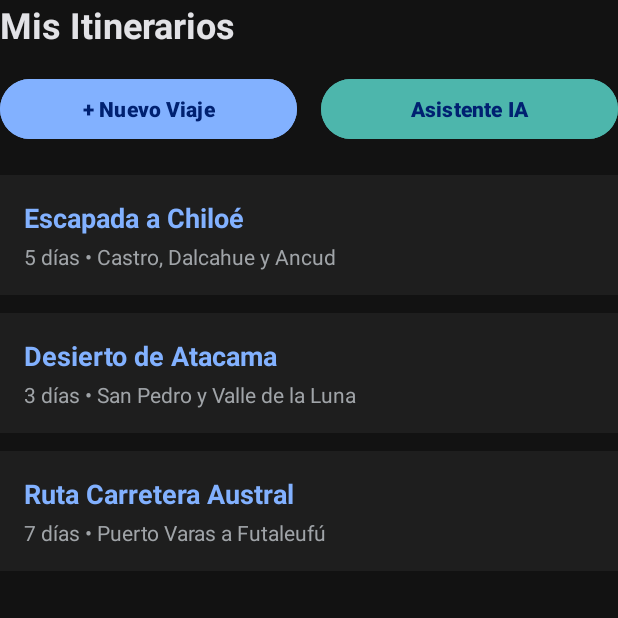
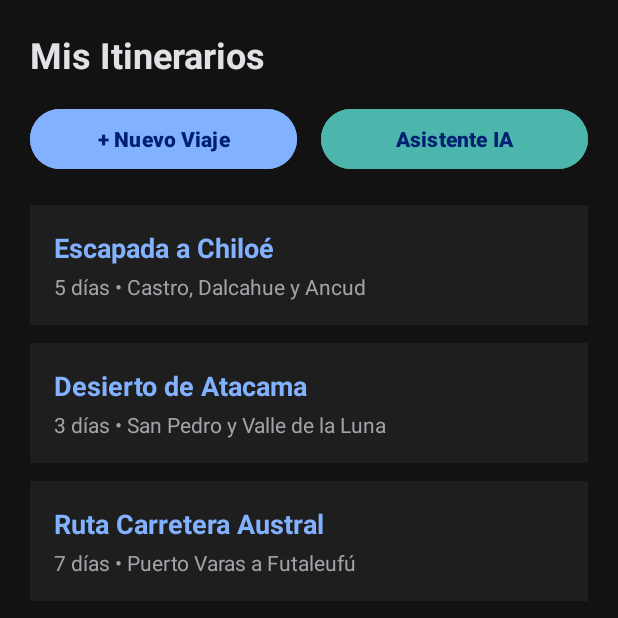
Before and after one commit to LilianLabbe/Itinerario_de_viaje, an Android app: the ListaActivity screen opened directly, with no data from a screen before it, on a phone screen of 412 x 824 dp, the top half of it. Run offline under Robolectric (Android 15) with nearby library versions, the phone set to English and light mode, and no system bars.

Commit message:
Version final funcional con navegacion entre pantallas

```diff
--- a/app/src/main/java/com/example/itinerario_de_viaje/ListaActivity.kt
+++ b/app/src/main/java/com/example/itinerario_de_viaje/ListaActivity.kt
@@ -1,20 +1,30 @@
 package com.example.itinerario_de_viaje
 
+import android.content.Intent
 import android.os.Bundle
-import androidx.activity.enableEdgeToEdge
+import android.view.View
+import android.widget.Button
 import androidx.appcompat.app.AppCompatActivity
-import androidx.core.view.ViewCompat
-import androidx.core.view.WindowInsetsCompat
 
 class ListaActivity : AppCompatActivity() {
     override fun onCreate(savedInstanceState: Bundle?) {
         super.onCreate(savedInstanceState)
-        enableEdgeToEdge()
         setContentView(R.layout.activity_lista)
-        ViewCompat.setOnApplyWindowInsetsListener(findViewById(R.id.main)) { v, insets ->
-            val systemBars = insets.getInsets(WindowInsetsCompat.Type.systemBars())
-            v.setPadding(systemBars.left, systemBars.top, systemBars.right, systemBars.bottom)
-            insets
+
+        val btnNuevoViaje = findViewById<Button>(R.id.btnNuevoViaje)
+        val btnAsistenteIa = findViewById<Button>(R.id.btnAsistenteIa)
+        val cardViaje1 = findViewById<View>(R.id.cardViaje1)
+
+        btnNuevoViaje?.setOnClickListener {
+            startActivity(Intent(this, AgregarActivity::class.java))
+        }
+
+        btnAsistenteIa?.setOnClickListener {
+            startActivity(Intent(this, IaActivity::class.java))
+        }
+
+        cardViaje1?.setOnClickListener {
+            startActivity(Intent(this, DetalleActivity::class.java))
         }
     }
 }
```
Also changed, not shown: app/src/main/java/com/example/itinerario_de_viaje/AgregarActivity.kt (+20 -8 lines), app/src/main/java/com/example/itinerario_de_viaje/DetalleActivity.kt (+18 -8 lines), app/src/main/java/com/example/itinerario_de_viaje/IaActivity.kt (+8 -8 lines), app/src/main/java/com/example/itinerario_de_viaje/MainActivity.kt (+14 -8 lines), app/src/main/java/com/example/itinerario_de_viaje/RegistroActivity.kt (+9 -8 lines).
